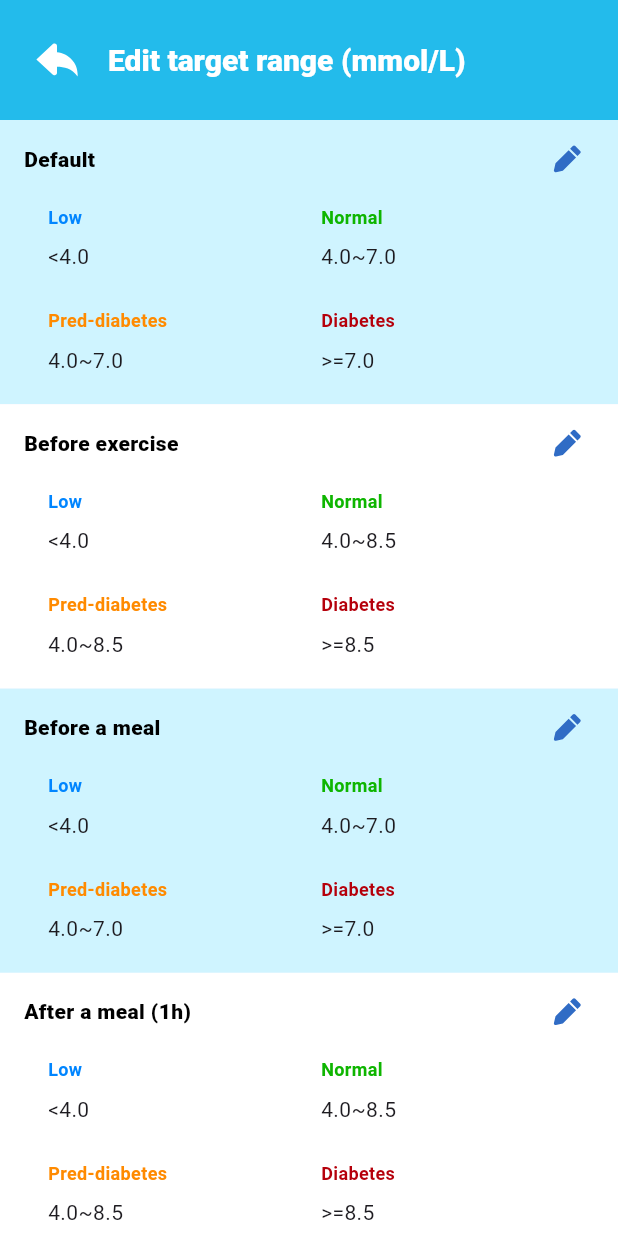
After one commit to Intes-It-Mobile/blood-tracking-app, a Flutter app: the EditRangeScreens screen opened by its route, on a phone screen of 412 x 824 dp. The commit adds this screen. Run offline on Flutter 3.47's test engine with Material 2 defaults, Android fonts, the phone set to English and light mode, and no system bars; our stand-ins replace flutter_svg; missing offline and left inert: flutter_html_v3, flutter_share.

Commit message:
build editRangScreen

```diff
--- a/assets/lang/en.json
+++ b/assets/lang/en.json
@@ -63,5 +63,6 @@
 
     "date_and_time":"Date & Time",
     "condition":"Condition",
-    "sugar amount":"Sugar Amount"
+    "sugar amount":"Sugar Amount",
+    "Edit target range (mmol/L)":"Edit target range (mmol/L)"
 }
--- a/assets/lang/fr.json
+++ b/assets/lang/fr.json
@@ -63,5 +63,6 @@
 
     "date_and_time":"Date & Time",
     "condition":"Condition",
-    "sugar amount":"Sugar Amount"
+    "sugar amount":"Sugar Amount",
+    "Edit target range (mmol/L)":"Edit target range (mmol/L)"
 }
--- a/assets/lang/vi.json
+++ b/assets/lang/vi.json
@@ -62,5 +62,6 @@
 
     "date_and_time":"Date & Time",
     "condition":"Condition",
-    "sugar amount":"Sugar Amount"
+    "sugar amount":"Sugar Amount",
+    "Edit target range (mmol/L)":"Edit target range (mmol/L)"
 }
--- a/lib/controllers/stores/example_store.dart
+++ b/lib/controllers/stores/example_store.dart
@@ -1,9 +1,9 @@
-import 'package:mobx/mobx.dart';
-part 'example_store.g.dart';
-
-class ExampleStore = _ExampleStoreBase with _$ExampleStore;
-
-abstract class _ExampleStoreBase with Store {
- @observable
- int? abc;
-}
+// import 'package:mobx/mobx.dart';
+// part 'example_store.g.dart';
+//
+// class ExampleStore = _ExampleStoreBase with _$ExampleStore;
+//
+// abstract class _ExampleStoreBase with Store {
+//  @observable
+//  int? abc;
+// }
--- a/lib/routes.dart
+++ b/lib/routes.dart
@@ -1,3 +1,4 @@
+import 'package:blood_sugar_tracking/views/edit_range/edit_range_screens.dart';
 import 'package:blood_sugar_tracking/views/home/home_screen.dart';
 import 'package:blood_sugar_tracking/views/infomation/information_detail_screen.dart';
 import 'package:blood_sugar_tracking/views/new_record/new_record_screen.dart';
@@ -15,6 +16,7 @@ class Routes {
   static const String detail_info = '/detail_info';
   static const String abt_us = '/abt_us';
   static const String new_record = '/new_record';
+  static const String edit_range = '/edit_range';
 
   static final routes = <String, WidgetBuilder>{
     splash: (context) => SplashScreen(),
@@ -22,6 +24,7 @@ class Routes {
     detail_info: (context) => DetailInformationScreen(),
     abt_us: (context) => AboutUsScreen(),
     new_record: (context) => NewRecordScreen(),
+    edit_range: (context) => EditRangeScreens(),
   };
 
   static Route<dynamic>? onGenerateRoute(RouteSettings settings) {
--- /dev/null
+++ b/lib/views/edit_range/edit_range_screens.dart
@@ -0,0 +1,234 @@
+import 'dart:convert';
+
+import 'package:blood_sugar_tracking/constants/assets.dart';
+import 'package:flutter/material.dart';
+import 'package:flutter/services.dart';
+import 'package:flutter_svg/flutter_svg.dart';
+
+import '../../constants/app_theme.dart';
+import '../../constants/colors.dart';
+import '../../utils/locale/appLocalizations.dart';
+
+class EditRangeScreens extends StatefulWidget {
+  const EditRangeScreens({Key? key}) : super(key: key);
+
+  @override
+  State<EditRangeScreens> createState() => _EditRangeScreensState();
+}
+
+class _EditRangeScreensState extends State<EditRangeScreens> {
+  List<EditTargetRange> editTargetRange = [
+    EditTargetRange(name: 'Default', max: 7.0, min: 4.0),
+    EditTargetRange(name: 'Before exercise', max: 8.5, min: 4.0),
+    EditTargetRange(name: 'Before a meal', max: 7.0, min: 4.0),
+    EditTargetRange(name: 'After a meal (1h)', max: 8.5, min: 4.0),
+    EditTargetRange(name: 'After a meal (2h)', max: 7.0, min: 4.0),
+    EditTargetRange(name: 'After exercise', max: 7.0, min: 4.0),
+    EditTargetRange(name: 'Asleep', max: 8.0, min: 4.5),
+  ];
+
+  @override
+  Widget build(BuildContext context) {
+    return Scaffold(
+        appBar: AppBar(
+          automaticallyImplyLeading: false,
+          toolbarHeight: 80,
+          backgroundColor: AppColors.AppColor2,
+          title: Container(
+            child: Column(
+              children: [
+                Row(
+                  children: [
+                    InkWell(
+                      onTap: () {
+                        Navigator.of(context).pop();
+                      },
+                      child: Container(
+                        margin: EdgeInsets.only(right: 12),
+                        child: SvgPicture.asset(
+                          Assets.iconBack,
+                          height: 44,
+                        ),
+                      ),
+                    ),
+                    Expanded(
+                      child: Text(
+                        "${AppLocalizations.of(context)!.getTranslate('Edit target range (mmol/L)')}",
+                        style: AppTheme.Headline20Text,
+                        overflow: TextOverflow
+                            .ellipsis, // Hiển thị dấu chấm ba khi có tràn
+                        maxLines: 2,
+                      ),
+                    ),
+                  ],
+                ),
+              ],
+            ),
+          ),
+        ),
+        body: ListView.builder(
+            primary: true,
+            physics: BouncingScrollPhysics(),
+            itemCount: editTargetRange.length,
+            itemBuilder: (BuildContext context, int index) {
+              return Container(
+                height: MediaQuery.of(context).size.height * 0.23,
+                width: double.infinity,
+                color: index.isEven || index == 0
+                    ? AppColors.AppColor3
+                    : Colors.white,
+                child: Padding(
+                  padding: EdgeInsets.only(left: 16),
+                  child: Column(
+                    children: [
+                      const SizedBox(
+                        height: 16,
+                      ),
+                      Row(
+                        children: [
+                          Text(
+                            editTargetRange[index].name,
+                            style: AppTheme.hintText.copyWith(
+                                fontSize: 14,
+                                color: Colors.black,
+                                fontWeight: FontWeight.w800),
+                          ),
+                          const Spacer(),
+                          SvgPicture.asset('assets/icons/ic_edit_range.svg'),
+                          const SizedBox(
+                            width: 24,
+                          )
+                        ],
+                      ),
+                      const SizedBox(
+                        height: 20,
+                      ),
+                      Row(
+                        mainAxisAlignment: MainAxisAlignment.spaceAround,
+                        children: [
+                          Expanded(
+                            flex: 1,
+                            child: Padding(
+                              padding: const EdgeInsets.only(left: 16),
+                              child: Column(
+                                mainAxisAlignment: MainAxisAlignment.start,
+                                crossAxisAlignment: CrossAxisAlignment.start,
+                                children: [
+                                  Text(
+                                    "${AppLocalizations.of(context)!.getTranslate('low')}",
+                                    style: AppTheme.hintText.copyWith(
+                                        fontSize: 12,
+                                        color: AppColors.LowStt,
+                                        fontWeight: FontWeight.w700),
+                                    // Hiển thị dấu chấm ba khi có tràn
+                                    maxLines: 2,
+                                  ),
+                                  const SizedBox(
+                                    height: 8,
+                                  ),
+                                  Text('<' +
+                                      '${editTargetRange[index].min.toString()}'),
+                                ],
+                              ),
+                            ),
+                          ),
+                          Expanded(
+                            flex: 1,
+                            child: Column(
+                              mainAxisAlignment: MainAxisAlignment.start,
+                              crossAxisAlignment: CrossAxisAlignment.start,
+                              children: [
+                                Text(
+                                  "${AppLocalizations.of(context)!.getTranslate('normal')}",
+                                  style: AppTheme.hintText.copyWith(
+                                      fontSize: 12,
+                                      color: AppColors.NormalStt,
+                                      fontWeight: FontWeight.w700),
+                                  // Hiển thị dấu chấm ba khi có tràn
+                                  maxLines: 2,
+                                ),
+                                const SizedBox(
+                                  height: 8,
+                                ),
+                                Text('${editTargetRange[index].min.toString()}'+'~'+'${editTargetRange[index].max.toString()}'),
+                              ],
+                            ),
+                          ),
+                        ],
+                      ),
+                      const SizedBox(
+                        height: 24,
+                      ),
+                      Row(
+                        mainAxisAlignment: MainAxisAlignment.spaceAround,
+                        children: [
+                          Expanded(
+                            flex: 1,
+                            child: Padding(
+                              padding: const EdgeInsets.only(left: 16),
+                              child: Column(
+                                mainAxisAlignment: MainAxisAlignment.start,
+                                crossAxisAlignment: CrossAxisAlignment.start,
+                                children: [
+                                  Text(
+                                    "${AppLocalizations.of(context)!.getTranslate('pre_diabetes')}",
+                                    style: AppTheme.hintText.copyWith(
+                                        fontSize: 12,
+                                        color: AppColors.PreDiaStt,
+                                        fontWeight: FontWeight.w700),
+                                    // Hiển thị dấu chấm ba khi có tràn
+                                    maxLines: 2,
+                                  ),
+                                  const SizedBox(
+                                    height: 8,
+                                  ),
+                                  Text(
+                                      '${editTargetRange[index].min.toString()}'+'~'+'${editTargetRange[index].max.toString()}'),
+                                ],
+                              ),
+                            ),
+                          ),
+                          Expanded(
+                            flex: 1,
+                            child: Column(
+                              mainAxisAlignment: MainAxisAlignment.start,
+                              crossAxisAlignment: CrossAxisAlignment.start,
+                              children: [
+                                Text(
+                                  "${AppLocalizations.of(context)!.getTranslate('diabetes')}",
+                                  style: AppTheme.hintText.copyWith(
+                                      fontSize: 12,
+                                      color: AppColors.DiabetesStt,
+                                      fontWeight: FontWeight.w700),
+                                  // Hiển thị dấu chấm ba khi có tràn
+                                  maxLines: 2,
+                                ),
+                                const SizedBox(
+                                  height: 8,
+                                ),
+                                Text('>=' +
+                                    '${editTargetRange[index].max.toString()}'),
+                              ],
+                            ),
+                          ),
+                        ],
+                      ),
+                    ],
+                  ),
+                ),
+              );
+            }));
+  }
+}
+
+class EditTargetRange {
+  final String name;
+  final double max;
+  final double min;
+
+  EditTargetRange(
+      {required this.name,
+      required this.max,
+      required this.min,
+      });
+}
--- /dev/null
+++ b/lib/views/edit_range/edit_range_screens_item.dart
@@ -0,0 +1,36 @@
+import 'package:flutter/material.dart';
+
+import '../../utils/locale/appLocalizations.dart';
+
+class EditRangeScreenItem extends StatefulWidget {
+  String? title;
+  String? name;
+  double? low;
+  double? normal;
+  double? preDiabetes;
+  double? diabetes;
+
+  EditRangeScreenItem({
+    Key? key,
+    required this.title,
+    required this.name,
+    required this.low,
+    required this.normal,
+    required this.preDiabetes,
+    required this.diabetes,
+  }) : super(key: key);
+
+  @override
+  State<EditRangeScreenItem> createState() => _EditRangeScreenItemState();
+}
+
+class _EditRangeScreenItemState extends State<EditRangeScreenItem> {
+
+  String? getTitle(String? value) {
+    return AppLocalizations.of(context)!.getTranslate('${value}');
+  }
+  @override
+  Widget build(BuildContext context) {
+    return const Placeholder();
+  }
+}
--- a/lib/views/home/record_info_slide_bar/record_info_slide_bar_item.dart
+++ b/lib/views/home/record_info_slide_bar/record_info_slide_bar_item.dart
@@ -20,6 +20,7 @@ class RecordInfoSliderItemWidget extends StatefulWidget {
 
 class _RecordInfoSliderItemWidgetState
     extends State<RecordInfoSliderItemWidget> {
+
   Color? SttTextColor(String? value) {
     switch (value) {
       case 'normal':
--- a/lib/views/infomation/info_btn_widget.dart
+++ b/lib/views/infomation/info_btn_widget.dart
@@ -15,6 +15,7 @@ class InfoButtonWidget extends StatelessWidget {
 
   @override
   Widget build(BuildContext context) {
+
     String? getTitle(String? value) {
       return AppLocalizations.of(context)!.getTranslate('${value}');
     }
--- a/lib/views/setting/setting_screen.dart
+++ b/lib/views/setting/setting_screen.dart
@@ -53,13 +53,18 @@ class _SettingScreenState extends State<SettingScreen> {
                 ],
               ),
             ),
-            Container(
+            InkWell(
+              onTap: (){
+                Navigator.of(context).pushNamed(Routes.edit_range);
+              },
+              child: Container(
                 margin: EdgeInsets.symmetric(horizontal: 5),
                 padding: EdgeInsets.symmetric(horizontal: 9, vertical: 7),
                 decoration: BoxDecoration(
                     color: AppColors.mainBgColor,
                     borderRadius: BorderRadius.all(Radius.circular(5))),
                 child: SvgPicture.asset(Assets.iconInfoBook),
+              ),
             ),
             Container(
               margin: EdgeInsets.symmetric(horizontal: 5),
--- a/pubspec.yaml
+++ b/pubspec.yaml
@@ -74,6 +74,7 @@ flutter:
     - assets/images/
     - assets/icons/
     - assets/lang/
+    - assets/json/
 
 
   # An image asset can refer to one or more resolution-specific "variants", see
```
Also changed, not shown: assets/icons/ic_edit_range.svg (added), lib/controllers/stores/example_store.g.dart, 1 other file. Lines whose indentation alone changed are shown as unchanged.
